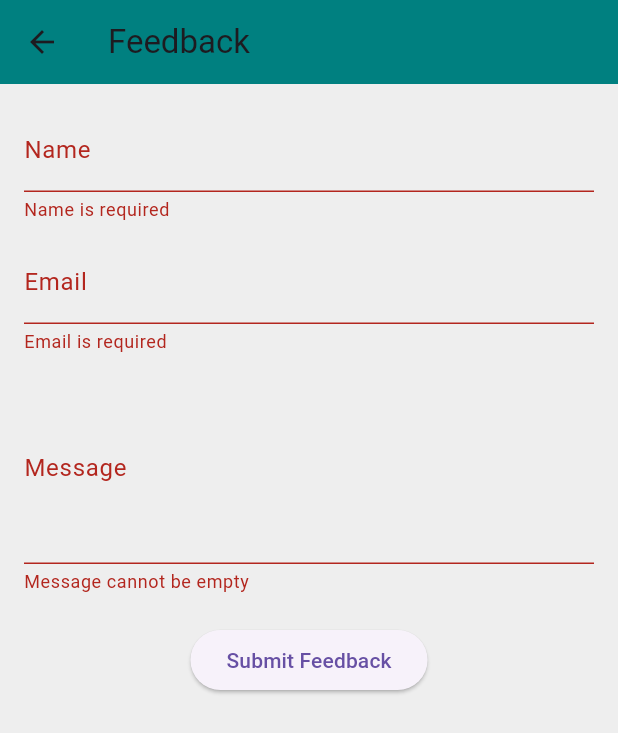
After one commit to IsratJahanSamiha/UpSkillU, a Flutter app: the FeedbackPage screen opened directly, after a tap on "Submit Feedback", on a phone screen of 412 x 824 dp. The commit adds this screen. Shown: the top 733 px of the screen. Run offline on Flutter 3.47's test engine with Material 3 defaults, Android fonts, the phone set to English and light mode, and no system bars.

Commit message:
Update Feedback page using feedbackProvider. Form validation used

```diff
--- /dev/null
+++ b/lib/feedback_page.dart
@@ -0,0 +1,108 @@
+import 'package:flutter/material.dart';
+import 'package:provider/provider.dart';
+import 'feedback_provider.dart';
+
+class FeedbackPage extends StatefulWidget {
+  const FeedbackPage({Key? key}) : super(key: key);
+
+  @override
+  State<FeedbackPage> createState() => _FeedbackPageState();
+}
+
+class _FeedbackPageState extends State<FeedbackPage> {
+  final _formKey = GlobalKey<FormState>();
+  final _nameController = TextEditingController();
+  final _emailController = TextEditingController();
+  final _messageController = TextEditingController();
+
+  @override
+  void dispose() {
+    _nameController.dispose();
+    _emailController.dispose();
+    _messageController.dispose();
+    super.dispose();
+  }
+
+  @override
+  Widget build(BuildContext context) {
+    final provider = Provider.of<FeedbackProvider>(context);
+
+    return Scaffold(
+      appBar: AppBar(
+        title: const Text('Feedback'),
+        backgroundColor: const Color(0xFF008080),
+      ),
+      body: Padding(
+        padding: const EdgeInsets.all(16.0),
+        child: Form(
+          key: _formKey,
+          child: Column(
+            children: [
+              TextFormField(
+                controller: _nameController,
+                decoration: const InputDecoration(labelText: 'Name'),
+                validator: (value) {
+                  if (value == null || value.trim().isEmpty) {
+                    return 'Name is required';
+                  }
+                  return null;
+                },
+              ),
+              const SizedBox(height: 12),
+              TextFormField(
+                controller: _emailController,
+                decoration: const InputDecoration(labelText: 'Email'),
+                validator: (value) {
+                  if (value == null || value.trim().isEmpty) {
+                    return 'Email is required';
+                  }
+                  if (!RegExp(r'\S+@\S+\.\S+').hasMatch(value)) {
+                    return 'Enter a valid email';
+                  }
+                  return null;
+                },
+              ),
+              const SizedBox(height: 12),
+              TextFormField(
+                controller: _messageController,
+                decoration: const InputDecoration(labelText: 'Message'),
+                maxLines: 4,
+                validator: (value) {
+                  if (value == null || value.trim().isEmpty) {
+                    return 'Message cannot be empty';
+                  }
+                  return null;
+                },
+              ),
+              const SizedBox(height: 20),
+              provider.isLoading
+                  ? const CircularProgressIndicator()
+                  : ElevatedButton(
+                onPressed: () {
+                  if (_formKey.currentState!.validate()) {
+                    provider.submitFeedback(
+                      _nameController.text,
+                      _emailController.text,
+                      _messageController.text,
+                    );
+                  }
+                },
+                child: const Text('Submit Feedback'),
+              ),
+              const SizedBox(height: 20),
+              if (provider.responseMessage.isNotEmpty)
+                Text(
+                  provider.responseMessage,
+                  style: TextStyle(
+                    color: provider.responseMessage.contains('successfully')
+                        ? Colors.green
+                        : Colors.red,
+                  ),
+                ),
+            ],
+          ),
+        ),
+      ),
+    );
+  }
+}
--- /dev/null
+++ b/lib/feedback_provider.dart
@@ -0,0 +1,29 @@
+import 'package:flutter/material.dart';
+import 'dart:async';
+
+class FeedbackProvider with ChangeNotifier {
+  bool _isLoading = false;
+  bool get isLoading => _isLoading;
+
+  String _responseMessage = '';
+  String get responseMessage => _responseMessage;
+
+  Future<void> submitFeedback(String name, String email, String message) async {
+    _isLoading = true;
+    _responseMessage = '';
+    notifyListeners();
+
+    try {
+      // Mock API call delay
+      await Future.delayed(const Duration(seconds: 2));
+
+      // Mock API success
+      _responseMessage = "Feedback submitted successfully!";
+    } catch (e) {
+      _responseMessage = "Failed to submit feedback. Try again!";
+    } finally {
+      _isLoading = false;
+      notifyListeners();
+    }
+  }
+}
--- a/lib/home.dart
+++ b/lib/home.dart
@@ -2,6 +2,7 @@ import 'package:flutter/material.dart';
 import 'course.dart';
 import 'notification.dart';
 import 'profile.dart';
+import 'feedback_page.dart';
 
 class HomePage extends StatefulWidget {
   const HomePage({super.key});
@@ -39,9 +40,11 @@ class _HomePageState extends State<HomePage> {
           const SnackBar(content: Text('Tasks Page (Coming Soon)')),
         );
         break;
+
       case 2:
-        ScaffoldMessenger.of(context).showSnackBar(
-          const SnackBar(content: Text('FeedBack (Coming Soon)')),
+        Navigator.push(
+          context,
+          MaterialPageRoute(builder: (context) => FeedbackPage()),
         );
         break;
       case 3:
--- a/lib/main.dart
+++ b/lib/main.dart
@@ -4,6 +4,8 @@ import 'package:upskillu/home.dart';
 import 'auth_provider.dart';
 import 'login.dart';
 import 'signup.dart';
+import 'feedback_provider.dart';
+
 
 
 void main() {
@@ -11,6 +13,7 @@ void main() {
     MultiProvider(
       providers: [
         ChangeNotifierProvider(create: (_) => AuthProvider()),
+        ChangeNotifierProvider(create: (_) => FeedbackProvider()),
       ],
       child: UpSkillUApp(),
     ),
```
